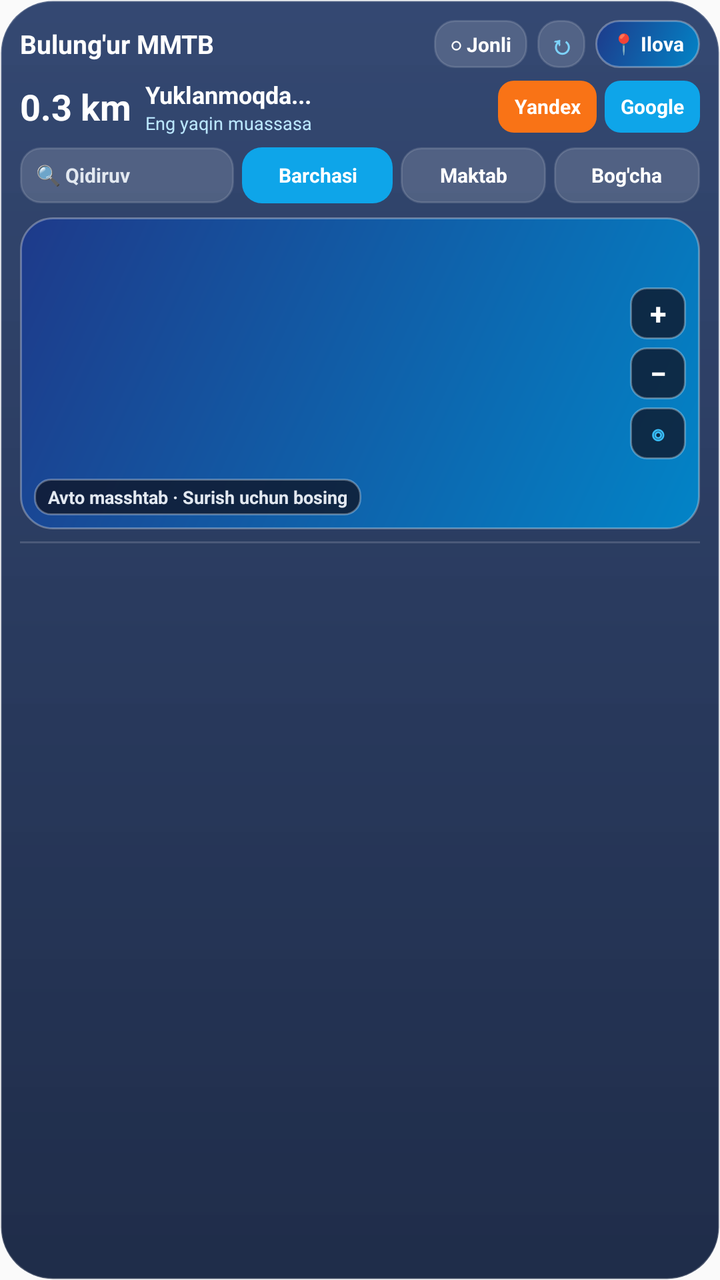
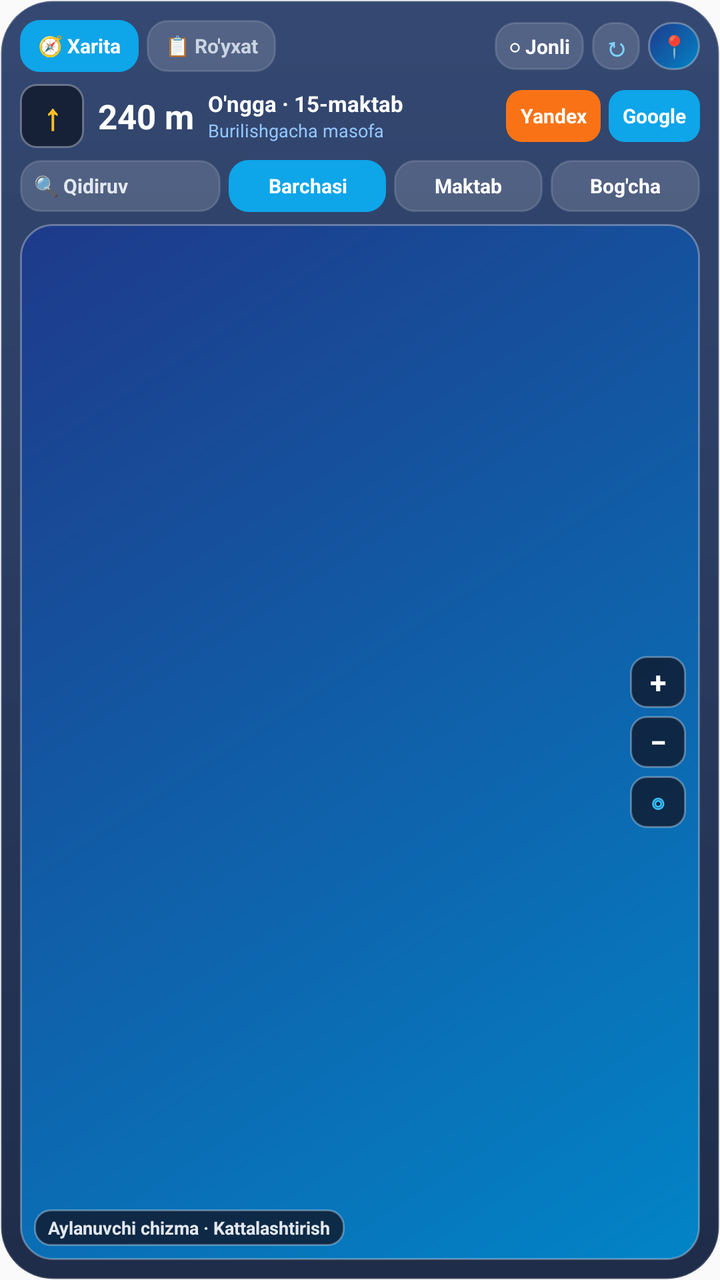

Screens rendered from an Android XML layout before and after an edit, with the pre-edit source and the edit as a unified diff.
<!-- AndroidManifest.xml: application theme Theme.BulungurMMTB -->
<!-- res/layout/widget_mmtb.xml -->
<?xml version="1.0" encoding="utf-8"?>
<LinearLayout xmlns:android="http://schemas.android.com/apk/res/android"
    android:layout_width="match_parent"
    android:layout_height="match_parent"
    android:background="@drawable/widget_bg"
    android:orientation="vertical"
    android:padding="10dp">

    
    <LinearLayout
        android:layout_width="match_parent"
        android:layout_height="wrap_content"
        android:gravity="center_vertical"
        android:orientation="horizontal">

        <TextView
            android:layout_width="0dp"
            android:layout_height="wrap_content"
            android:layout_weight="1"
            android:ellipsize="end"
            android:maxLines="1"
            android:text="@string/widget_title"
            android:textColor="#FFFFFF"
            android:textSize="13sp"
            android:textStyle="bold" />

        <TextView
            android:id="@+id/btn_toggle_live"
            android:layout_width="wrap_content"
            android:layout_height="24dp"
            android:background="@drawable/widget_pill_bg"
            android:gravity="center"
            android:paddingStart="8dp"
            android:paddingEnd="8dp"
            android:text="○ Jonli"
            android:textColor="#FFFFFF"
            android:textSize="10sp"
            android:textStyle="bold" />

        <TextView
            android:id="@+id/btn_refresh"
            android:layout_width="24dp"
            android:layout_height="24dp"
            android:layout_marginStart="5dp"
            android:background="@drawable/widget_pill_bg"
            android:gravity="center"
            android:text="↻"
            android:textColor="#7DD3FC"
            android:textSize="13sp"
            android:textStyle="bold" />

        <TextView
            android:id="@+id/card_open_map"
            android:layout_width="wrap_content"
            android:layout_height="24dp"
            android:layout_marginStart="5dp"
            android:background="@drawable/widget_map_card_bg"
            android:gravity="center"
            android:paddingStart="8dp"
            android:paddingEnd="8dp"
            android:text="📍 Ilova"
            android:textColor="#FFFFFF"
            android:textSize="10sp"
            android:textStyle="bold" />
    </LinearLayout>

    
    <LinearLayout
        android:layout_width="match_parent"
        android:layout_height="wrap_content"
        android:layout_marginTop="5dp"
        android:gravity="center_vertical"
        android:orientation="horizontal">

        <TextView
            android:id="@+id/tv_hero_dist"
            android:layout_width="wrap_content"
            android:layout_height="wrap_content"
            android:text="0.3 km"
            android:textColor="#FFFFFF"
            android:textSize="18sp"
            android:textStyle="bold" />

        <LinearLayout
            android:layout_width="0dp"
            android:layout_height="wrap_content"
            android:layout_marginStart="7dp"
            android:layout_marginEnd="6dp"
            android:layout_weight="1"
            android:orientation="vertical">

            <TextView
                android:id="@+id/tv_hero_name"
                android:layout_width="match_parent"
                android:layout_height="wrap_content"
                android:ellipsize="end"
                android:maxLines="1"
                android:text="Yuklanmoqda..."
                android:textColor="#FFFFFF"
                android:textSize="12sp"
                android:textStyle="bold" />

            <TextView
                android:id="@+id/tv_subtitle"
                android:layout_width="match_parent"
                android:layout_height="wrap_content"
                android:ellipsize="end"
                android:maxLines="1"
                android:text="Eng yaqin muassasa"
                android:textColor="#BAE6FD"
                android:textSize="9sp" />
        </LinearLayout>

        <TextView
            android:id="@+id/btn_hero_yandex"
            android:layout_width="wrap_content"
            android:layout_height="26dp"
            android:background="@drawable/widget_btn_yandex"
            android:gravity="center"
            android:paddingStart="8dp"
            android:paddingEnd="8dp"
            android:text="Yandex"
            android:textColor="#FFFFFF"
            android:textSize="10sp"
            android:textStyle="bold" />

        <TextView
            android:id="@+id/btn_hero_google"
            android:layout_width="wrap_content"
            android:layout_height="26dp"
            android:layout_marginStart="4dp"
            android:background="@drawable/widget_btn_google"
            android:gravity="center"
            android:paddingStart="8dp"
            android:paddingEnd="8dp"
            android:text="Google"
            android:textColor="#FFFFFF"
            android:textSize="10sp"
            android:textStyle="bold" />
    </LinearLayout>

    
    <LinearLayout
        android:layout_width="match_parent"
        android:layout_height="wrap_content"
        android:layout_marginTop="6dp"
        android:gravity="center_vertical"
        android:orientation="horizontal">

        <TextView
            android:id="@+id/btn_quick_search"
            android:layout_width="0dp"
            android:layout_height="28dp"
            android:layout_weight="1.25"
            android:background="@drawable/widget_pill_bg"
            android:ellipsize="end"
            android:gravity="center_vertical"
            android:maxLines="1"
            android:paddingStart="8dp"
            android:paddingEnd="6dp"
            android:text="🔍 Qidiruv"
            android:textColor="#E2E8F0"
            android:textSize="10sp"
            android:textStyle="bold" />

        <TextView
            android:id="@+id/btn_filter_all"
            android:layout_width="0dp"
            android:layout_height="28dp"
            android:layout_marginStart="4dp"
            android:layout_weight="0.88"
            android:background="@drawable/widget_pill_active"
            android:gravity="center"
            android:maxLines="1"
            android:text="Barchasi"
            android:textColor="#FFFFFF"
            android:textSize="10sp"
            android:textStyle="bold" />

        <TextView
            android:id="@+id/btn_filter_maktab"
            android:layout_width="0dp"
            android:layout_height="28dp"
            android:layout_marginStart="4dp"
            android:layout_weight="0.85"
            android:background="@drawable/widget_pill_bg"
            android:gravity="center"
            android:maxLines="1"
            android:text="Maktab"
            android:textColor="#FFFFFF"
            android:textSize="10sp"
            android:textStyle="bold" />

        <TextView
            android:id="@+id/btn_filter_dmtt"
            android:layout_width="0dp"
            android:layout_height="28dp"
            android:layout_marginStart="4dp"
            android:layout_weight="0.85"
            android:background="@drawable/widget_pill_bg"
            android:gravity="center"
            android:maxLines="1"
            android:text="Bog&apos;cha"
            android:textColor="#FFFFFF"
            android:textSize="10sp"
            android:textStyle="bold" />
    </LinearLayout>

    
    <RelativeLayout
        android:id="@+id/rl_widget_map_box"
        android:layout_width="match_parent"
        android:layout_height="156dp"
        android:layout_marginTop="7dp"
        android:background="@drawable/widget_map_card_bg"
        android:padding="1dp">

        <ImageView
            android:id="@+id/iv_widget_map"
            android:layout_width="match_parent"
            android:layout_height="match_parent"
            android:contentDescription="Yaqin muassasaga marshrut xaritasi"
            android:scaleType="centerCrop" />

        <TextView
            android:id="@+id/tv_map_badge"
            android:layout_width="wrap_content"
            android:layout_height="wrap_content"
            android:layout_alignParentStart="true"
            android:layout_alignParentBottom="true"
            android:layout_margin="6dp"
            android:background="@drawable/widget_map_ctrl_bg"
            android:ellipsize="end"
            android:maxLines="1"
            android:paddingStart="7dp"
            android:paddingTop="3dp"
            android:paddingEnd="7dp"
            android:paddingBottom="3dp"
            android:text="Avto masshtab · Surish uchun bosing"
            android:textColor="#E2E8F0"
            android:textSize="9sp"
            android:textStyle="bold" />

        <LinearLayout
            android:layout_width="wrap_content"
            android:layout_height="wrap_content"
            android:layout_alignParentEnd="true"
            android:layout_centerVertical="true"
            android:layout_marginEnd="6dp"
            android:orientation="vertical">

            <TextView
                android:id="@+id/btn_map_zoom_in"
                android:layout_width="28dp"
                android:layout_height="26dp"
                android:background="@drawable/widget_map_ctrl_bg"
                android:gravity="center"
                android:text="+"
                android:textColor="#FFFFFF"
                android:textSize="15sp"
                android:textStyle="bold" />

            <TextView
                android:id="@+id/btn_map_zoom_out"
                android:layout_width="28dp"
                android:layout_height="26dp"
                android:layout_marginTop="4dp"
                android:background="@drawable/widget_map_ctrl_bg"
                android:gravity="center"
                android:text="−"
                android:textColor="#FFFFFF"
                android:textSize="15sp"
                android:textStyle="bold" />

            <TextView
                android:id="@+id/btn_map_zoom_auto"
                android:layout_width="28dp"
                android:layout_height="26dp"
                android:layout_marginTop="4dp"
                android:background="@drawable/widget_map_ctrl_bg"
                android:gravity="center"
                android:text="◎"
                android:textColor="#38BDF8"
                android:textSize="13sp"
                android:textStyle="bold" />
        </LinearLayout>
    </RelativeLayout>

    
    <ImageView
        android:layout_width="match_parent"
        android:layout_height="1dp"
        android:layout_marginTop="6dp"
        android:background="#26FFFFFF"
        android:contentDescription="@null" />

    
    <ListView
        android:id="@+id/lv_widget_locations"
        android:layout_width="match_parent"
        android:layout_height="0dp"
        android:layout_weight="1"
        android:divider="#1AFFFFFF"
        android:dividerHeight="1dp"
        android:scrollbars="none" />

    <TextView
        android:id="@+id/tv_widget_empty"
        android:layout_width="match_parent"
        android:layout_height="0dp"
        android:layout_weight="1"
        android:gravity="center"
        android:text="Yuklanmoqda..."
        android:textColor="#CBD5E1"
        android:textSize="12sp"
        android:visibility="gone" />

</LinearLayout>
<!-- resources referenced by this layout -->
<resources>
  <!-- drawable widget_bg (drawable) -->
  <?xml version="1.0" encoding="utf-8"?>
  <shape xmlns:android="http://schemas.android.com/apk/res/android"
      android:shape="rectangle">
      <gradient
          android:angle="270"
          android:startColor="#EB233966"
          android:centerColor="#F01C2E54"
          android:endColor="#F5162442" />
      <corners android:radius="26dp" />
      <stroke
          android:width="1dp"
          android:color="#33FFFFFF" />
  </shape>
  <!-- drawable widget_btn_google (drawable) -->
  <?xml version="1.0" encoding="utf-8"?>
  <shape xmlns:android="http://schemas.android.com/apk/res/android"
      android:shape="rectangle">
      <solid android:color="#0EA5E9" />
      <corners android:radius="8dp" />
  </shape>
  <!-- drawable widget_btn_yandex (drawable) -->
  <?xml version="1.0" encoding="utf-8"?>
  <shape xmlns:android="http://schemas.android.com/apk/res/android"
      android:shape="rectangle">
      <solid android:color="#F97316" />
      <corners android:radius="8dp" />
  </shape>
  <!-- drawable widget_map_card_bg (drawable) -->
  <?xml version="1.0" encoding="utf-8"?>
  <shape xmlns:android="http://schemas.android.com/apk/res/android"
      android:shape="rectangle">
      <gradient
          android:angle="135"
          android:startColor="#FF0284C7"
          android:endColor="#FF1E3A8A" />
      <corners android:radius="16dp" />
      <stroke
          android:width="1dp"
          android:color="#4DFFFFFF" />
  </shape>
  <!-- drawable widget_map_ctrl_bg (drawable) -->
  <?xml version="1.0" encoding="utf-8"?>
  <shape xmlns:android="http://schemas.android.com/apk/res/android"
      android:shape="rectangle">
      <solid android:color="#CC0F172A" />
      <stroke
          android:width="1dp"
          android:color="#4DFFFFFF" />
      <corners android:radius="8dp" />
  </shape>
  <!-- drawable widget_pill_active (drawable) -->
  <?xml version="1.0" encoding="utf-8"?>
  <shape xmlns:android="http://schemas.android.com/apk/res/android"
      android:shape="rectangle">
      <solid android:color="#0EA5E9" />
      <corners android:radius="10dp" />
  </shape>
  <!-- drawable widget_pill_bg (drawable) -->
  <?xml version="1.0" encoding="utf-8"?>
  <shape xmlns:android="http://schemas.android.com/apk/res/android"
      android:shape="rectangle">
      <solid android:color="#26FFFFFF" />
      <corners android:radius="10dp" />
      <stroke
          android:width="1dp"
          android:color="#22FFFFFF" />
  </shape>
  <string name="widget_title">Bulung\'ur MMTB</string>
  <style name="Theme.BulungurMMTB" parent="Theme.AppCompat.DayNight.NoActionBar">
          <item name="android:statusBarColor">#0284C7</item>
          <item name="android:navigationBarColor">#0F172A</item>
      </style>
</resources>

<!-- the commit's change to res/layout/widget_mmtb.xml (unified diff, before → after) -->
@@ -14,15 +14,36 @@
         android:orientation="horizontal">
 
         <TextView
-            android:layout_width="0dp"
-            android:layout_height="wrap_content"
-            android:layout_weight="1"
-            android:ellipsize="end"
-            android:maxLines="1"
-            android:text="@string/widget_title"
-            android:textColor="#FFFFFF"
-            android:textSize="13sp"
-            android:textStyle="bold" />
+            android:id="@+id/btn_tab_map"
+            android:layout_width="wrap_content"
+            android:layout_height="26dp"
+            android:background="@drawable/widget_pill_active"
+            android:gravity="center"
+            android:paddingStart="9dp"
+            android:paddingEnd="9dp"
+            android:text="🧭 Xarita"
+            android:textColor="#FFFFFF"
+            android:textSize="10sp"
+            android:textStyle="bold" />
+
+        <TextView
+            android:id="@+id/btn_tab_list"
+            android:layout_width="wrap_content"
+            android:layout_height="26dp"
+            android:layout_marginStart="4dp"
+            android:background="@drawable/widget_pill_bg"
+            android:gravity="center"
+            android:paddingStart="9dp"
+            android:paddingEnd="9dp"
+            android:text="📋 Ro&apos;yxat"
+            android:textColor="#CBD5E1"
+            android:textSize="10sp"
+            android:textStyle="bold" />
+
+        <TextView
+            android:layout_width="0dp"
+            android:layout_height="1dp"
+            android:layout_weight="1" />
 
         <TextView
             android:id="@+id/btn_toggle_live"
@@ -30,8 +51,8 @@
             android:layout_height="24dp"
             android:background="@drawable/widget_pill_bg"
             android:gravity="center"
-            android:paddingStart="8dp"
-            android:paddingEnd="8dp"
+            android:paddingStart="7dp"
+            android:paddingEnd="7dp"
             android:text="○ Jonli"
             android:textColor="#FFFFFF"
             android:textSize="10sp"
@@ -41,7 +62,7 @@
             android:id="@+id/btn_refresh"
             android:layout_width="24dp"
             android:layout_height="24dp"
-            android:layout_marginStart="5dp"
+            android:layout_marginStart="4dp"
             android:background="@drawable/widget_pill_bg"
             android:gravity="center"
             android:text="↻"
@@ -51,91 +72,14 @@
 
         <TextView
             android:id="@+id/card_open_map"
-            android:layout_width="wrap_content"
+            android:layout_width="26dp"
             android:layout_height="24dp"
-            android:layout_marginStart="5dp"
+            android:layout_marginStart="4dp"
             android:background="@drawable/widget_map_card_bg"
             android:gravity="center"
-            android:paddingStart="8dp"
-            android:paddingEnd="8dp"
-            android:text="📍 Ilova"
-            android:textColor="#FFFFFF"
-            android:textSize="10sp"
-            android:textStyle="bold" />
-    </LinearLayout>
-
-    
-    <LinearLayout
-        android:layout_width="match_parent"
-        android:layout_height="wrap_content"
-        android:layout_marginTop="5dp"
-        android:gravity="center_vertical"
-        android:orientation="horizontal">
-
-        <TextView
-            android:id="@+id/tv_hero_dist"
-            android:layout_width="wrap_content"
-            android:layout_height="wrap_content"
-            android:text="0.3 km"
-            android:textColor="#FFFFFF"
-            android:textSize="18sp"
-            android:textStyle="bold" />
-
-        <LinearLayout
-            android:layout_width="0dp"
-            android:layout_height="wrap_content"
-            android:layout_marginStart="7dp"
-            android:layout_marginEnd="6dp"
-            android:layout_weight="1"
-            android:orientation="vertical">
-
-            <TextView
-                android:id="@+id/tv_hero_name"
-                android:layout_width="match_parent"
-                android:layout_height="wrap_content"
-                android:ellipsize="end"
-                android:maxLines="1"
-                android:text="Yuklanmoqda..."
-                android:textColor="#FFFFFF"
-                android:textSize="12sp"
-                android:textStyle="bold" />
-
-            <TextView
-                android:id="@+id/tv_subtitle"
-                android:layout_width="match_parent"
-                android:layout_height="wrap_content"
-                android:ellipsize="end"
-                android:maxLines="1"
-                android:text="Eng yaqin muassasa"
-                android:textColor="#BAE6FD"
-                android:textSize="9sp" />
-        </LinearLayout>
-
-        <TextView
-            android:id="@+id/btn_hero_yandex"
-            android:layout_width="wrap_content"
-            android:layout_height="26dp"
-            android:background="@drawable/widget_btn_yandex"
-            android:gravity="center"
-            android:paddingStart="8dp"
-            android:paddingEnd="8dp"
-            android:text="Yandex"
-            android:textColor="#FFFFFF"
-            android:textSize="10sp"
-            android:textStyle="bold" />
-
-        <TextView
-            android:id="@+id/btn_hero_google"
-            android:layout_width="wrap_content"
-            android:layout_height="26dp"
-            android:layout_marginStart="4dp"
-            android:background="@drawable/widget_btn_google"
-            android:gravity="center"
-            android:paddingStart="8dp"
-            android:paddingEnd="8dp"
-            android:text="Google"
-            android:textColor="#FFFFFF"
-            android:textSize="10sp"
+            android:text="📍"
+            android:textColor="#FFFFFF"
+            android:textSize="11sp"
             android:textStyle="bold" />
     </LinearLayout>
 
@@ -148,16 +92,103 @@
         android:orientation="horizontal">
 
         <TextView
+            android:id="@+id/tv_turn_arrow"
+            android:layout_width="32dp"
+            android:layout_height="32dp"
+            android:background="@drawable/widget_map_ctrl_bg"
+            android:gravity="center"
+            android:text="↑"
+            android:textColor="#FBBF24"
+            android:textSize="18sp"
+            android:textStyle="bold" />
+
+        <TextView
+            android:id="@+id/tv_hero_dist"
+            android:layout_width="wrap_content"
+            android:layout_height="wrap_content"
+            android:layout_marginStart="7dp"
+            android:text="240 m"
+            android:textColor="#FFFFFF"
+            android:textSize="17sp"
+            android:textStyle="bold" />
+
+        <LinearLayout
+            android:layout_width="0dp"
+            android:layout_height="wrap_content"
+            android:layout_marginStart="7dp"
+            android:layout_marginEnd="5dp"
+            android:layout_weight="1"
+            android:orientation="vertical">
+
+            <TextView
+                android:id="@+id/tv_hero_name"
+                android:layout_width="match_parent"
+                android:layout_height="wrap_content"
+                android:ellipsize="end"
+                android:maxLines="1"
+                android:text="O&apos;ngga · 15-maktab"
+                android:textColor="#FFFFFF"
+                android:textSize="11sp"
+                android:textStyle="bold" />
+
+            <TextView
+                android:id="@+id/tv_subtitle"
+                android:layout_width="match_parent"
+                android:layout_height="wrap_content"
+                android:ellipsize="end"
+                android:maxLines="1"
+                android:text="Burilishgacha masofa"
+                android:textColor="#93C5FD"
+                android:textSize="9sp" />
+        </LinearLayout>
+
+        <TextView
+            android:id="@+id/btn_hero_yandex"
+            android:layout_width="wrap_content"
+            android:layout_height="26dp"
+            android:background="@drawable/widget_btn_yandex"
+            android:gravity="center"
+            android:paddingStart="7dp"
+            android:paddingEnd="7dp"
+            android:text="Yandex"
+            android:textColor="#FFFFFF"
+            android:textSize="10sp"
+            android:textStyle="bold" />
+
+        <TextView
+            android:id="@+id/btn_hero_google"
+            android:layout_width="wrap_content"
+            android:layout_height="26dp"
+            android:layout_marginStart="4dp"
+            android:background="@drawable/widget_btn_google"
+            android:gravity="center"
+            android:paddingStart="7dp"
+            android:paddingEnd="7dp"
+            android:text="Google"
+            android:textColor="#FFFFFF"
+            android:textSize="10sp"
+            android:textStyle="bold" />
+    </LinearLayout>
+
+    
+    <LinearLayout
+        android:layout_width="match_parent"
+        android:layout_height="wrap_content"
+        android:layout_marginTop="6dp"
+        android:gravity="center_vertical"
+        android:orientation="horizontal">
+
+        <TextView
             android:id="@+id/btn_quick_search"
             android:layout_width="0dp"
-            android:layout_height="28dp"
-            android:layout_weight="1.25"
+            android:layout_height="26dp"
+            android:layout_weight="1.15"
             android:background="@drawable/widget_pill_bg"
             android:ellipsize="end"
             android:gravity="center_vertical"
             android:maxLines="1"
-            android:paddingStart="8dp"
-            android:paddingEnd="6dp"
+            android:paddingStart="7dp"
+            android:paddingEnd="5dp"
             android:text="🔍 Qidiruv"
             android:textColor="#E2E8F0"
             android:textSize="10sp"
@@ -166,9 +197,9 @@
         <TextView
             android:id="@+id/btn_filter_all"
             android:layout_width="0dp"
-            android:layout_height="28dp"
-            android:layout_marginStart="4dp"
-            android:layout_weight="0.88"
+            android:layout_height="26dp"
+            android:layout_marginStart="4dp"
+            android:layout_weight="0.9"
             android:background="@drawable/widget_pill_active"
             android:gravity="center"
             android:maxLines="1"
@@ -180,7 +211,7 @@
         <TextView
             android:id="@+id/btn_filter_maktab"
             android:layout_width="0dp"
-            android:layout_height="28dp"
+            android:layout_height="26dp"
             android:layout_marginStart="4dp"
             android:layout_weight="0.85"
             android:background="@drawable/widget_pill_bg"
@@ -194,7 +225,7 @@
         <TextView
             android:id="@+id/btn_filter_dmtt"
             android:layout_width="0dp"
-            android:layout_height="28dp"
+            android:layout_height="26dp"
             android:layout_marginStart="4dp"
             android:layout_weight="0.85"
             android:background="@drawable/widget_pill_bg"
@@ -210,8 +241,9 @@
     <RelativeLayout
         android:id="@+id/rl_widget_map_box"
         android:layout_width="match_parent"
-        android:layout_height="156dp"
-        android:layout_marginTop="7dp"
+        android:layout_height="0dp"
+        android:layout_marginTop="6dp"
+        android:layout_weight="1"
         android:background="@drawable/widget_map_card_bg"
         android:padding="1dp">
 
@@ -219,7 +251,7 @@
             android:id="@+id/iv_widget_map"
             android:layout_width="match_parent"
             android:layout_height="match_parent"
-            android:contentDescription="Yaqin muassasaga marshrut xaritasi"
+            android:contentDescription="Aylanuvchi marshrut chizmasi"
             android:scaleType="centerCrop" />
 
         <TextView
@@ -236,7 +268,7 @@
             android:paddingTop="3dp"
             android:paddingEnd="7dp"
             android:paddingBottom="3dp"
-            android:text="Avto masshtab · Surish uchun bosing"
+            android:text="Aylanuvchi chizma · Kattalashtirish"
             android:textColor="#E2E8F0"
             android:textSize="9sp"
             android:textStyle="bold" />
@@ -286,33 +318,4 @@
         </LinearLayout>
     </RelativeLayout>
 
-    
-    <ImageView
-        android:layout_width="match_parent"
-        android:layout_height="1dp"
-        android:layout_marginTop="6dp"
-        android:background="#26FFFFFF"
-        android:contentDescription="@null" />
-
-    
-    <ListView
-        android:id="@+id/lv_widget_locations"
-        android:layout_width="match_parent"
-        android:layout_height="0dp"
-        android:layout_weight="1"
-        android:divider="#1AFFFFFF"
-        android:dividerHeight="1dp"
-        android:scrollbars="none" />
-
-    <TextView
-        android:id="@+id/tv_widget_empty"
-        android:layout_width="match_parent"
-        android:layout_height="0dp"
-        android:layout_weight="1"
-        android:gravity="center"
-        android:text="Yuklanmoqda..."
-        android:textColor="#CBD5E1"
-        android:textSize="12sp"
-        android:visibility="gone" />
-
 </LinearLayout>
<!-- resource entries referenced after the edit -->
@@ -68,7 +68,6 @@
           android:width="1dp"
           android:color="#22FFFFFF" />
   </shape>
-  <string name="widget_title">Bulung\'ur MMTB</string>
   <style name="Theme.BulungurMMTB" parent="Theme.AppCompat.DayNight.NoActionBar">
           <item name="android:statusBarColor">#0284C7</item>
           <item name="android:navigationBarColor">#0F172A</item>
